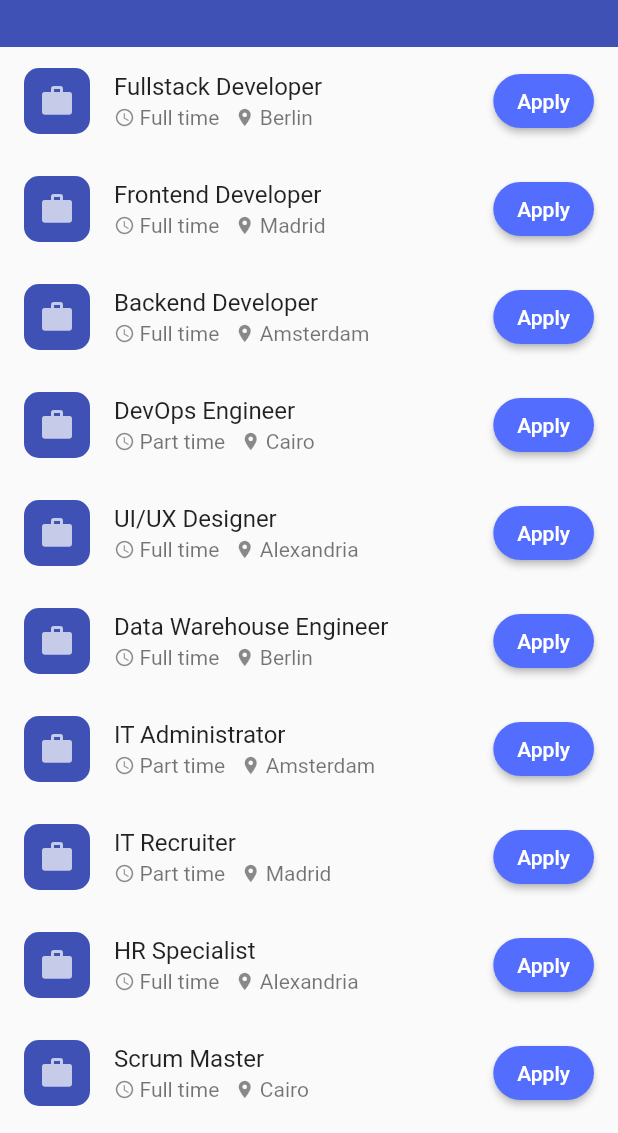
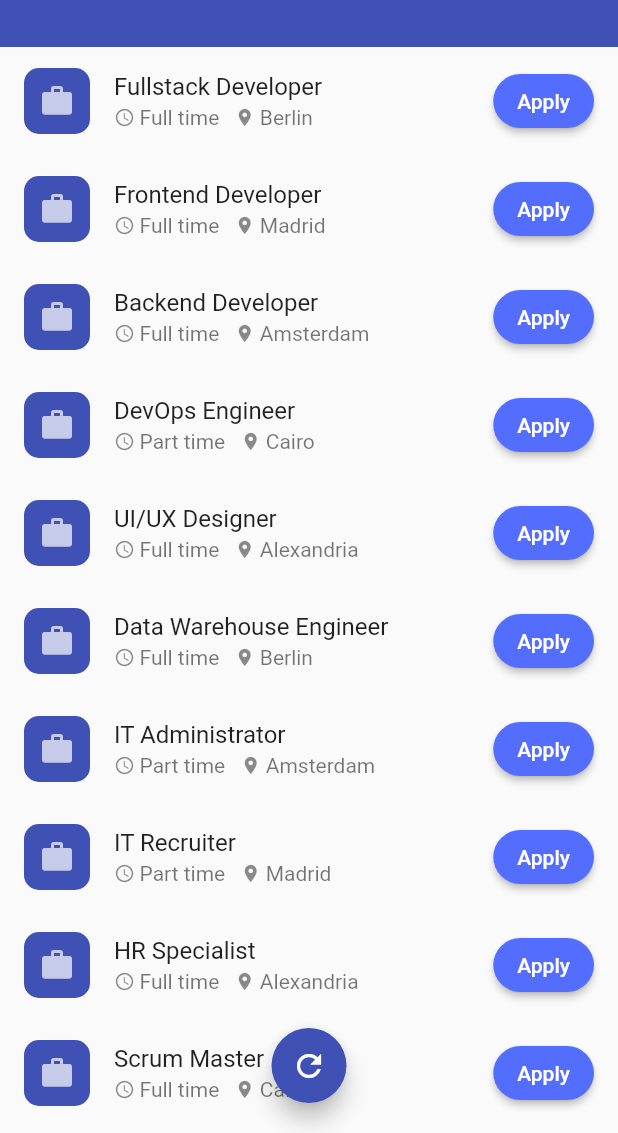
Before and after one commit to effmuhammad/joblistapp, a Flutter app: the screen it shows after launch, on a phone screen of 412 x 824 dp, the part 103-1236 px from its top. Run offline on Flutter 3.47's test engine with Material 2 defaults, Android fonts, the phone set to English and light mode, and no system bars.

Commit message:
chore: desktop version done

```diff
--- a/lib/screens/apply_screen/desktop/d_apply_form.dart
+++ b/lib/screens/apply_screen/desktop/d_apply_form.dart
@@ -31,6 +31,8 @@ class DApplyForm extends StatelessWidget {
   @override
   Widget build(BuildContext context) {
     return Center(
+      child: Container(
+        constraints: const BoxConstraints(maxWidth: 1000),
         child: Padding(
           padding: const EdgeInsets.all(20),
           child: Column(
@@ -63,6 +65,7 @@ class DApplyForm extends StatelessWidget {
             ],
           ),
         ),
+      ),
     );
   }
 }
--- a/lib/screens/apply_screen/widgets/text_form.dart
+++ b/lib/screens/apply_screen/widgets/text_form.dart
@@ -13,7 +13,6 @@ class TextForm extends StatelessWidget {
           borderRadius: BorderRadius.all(Radius.circular(20.0)),
         ),
         filled: true,
-        fillColor: Colors.grey[200],
         hintText: 'Enter text here',
       ),
     );
--- a/lib/screens/home_screen/mobile/m_body.dart
+++ b/lib/screens/home_screen/mobile/m_body.dart
@@ -23,7 +23,9 @@ class _MBodyState extends State<MBody> {
   @override
   Widget build(BuildContext context) {
     return Expanded(
-      child: RefreshIndicator(
+      child: Stack(
+        children: [
+          RefreshIndicator(
             onRefresh: refreshItems,
             child: FutureBuilder<List<Map<String, dynamic>>>(
               future: _joblist.isEmpty ? DataHandler().loadJobData() : null,
@@ -40,7 +42,8 @@ class _MBodyState extends State<MBody> {
                     itemBuilder: (BuildContext context, int index) {
                       return JoblistTile(
                         title: snapshot.data![index]['title'],
-                    employmentType: snapshot.data![index]['employment_type'],
+                        employmentType: snapshot.data![index]
+                            ['employment_type'],
                         location: snapshot.data![index]['location'],
                         actionButtonOnPressed: () async => Navigator.pushNamed(
                           context,
@@ -61,6 +64,25 @@ class _MBodyState extends State<MBody> {
               },
             ),
           ),
+          Align(
+            alignment: Alignment.bottomCenter,
+            child: Padding(
+              padding: const EdgeInsets.all(20),
+              child: SizedBox(
+                height: 50,
+                width: 50,
+                child: FloatingActionButton(
+                  onPressed: () async => refreshItems(),
+                  child: const Icon(
+                    Icons.refresh,
+                    color: Colors.white,
+                  ),
+                ),
+              ),
+            ),
+          ),
+        ],
+      ),
     );
   }
 }
--- a/lib/screens/home_screen/widgets/joblist_tile.dart
+++ b/lib/screens/home_screen/widgets/joblist_tile.dart
@@ -53,7 +53,7 @@ class JoblistTile extends StatelessWidget {
             borderRadius: BorderRadius.circular(100),
           ),
         ),
-        child: const Text('Apply'),
+        child: const Text('Apply', style: TextStyle(color: Colors.white)),
       ),
     );
   }
--- a/lib/utils/app_theme.dart
+++ b/lib/utils/app_theme.dart
@@ -11,7 +11,10 @@ class AppTheme {
   );
 
   static final ThemeData darkTheme = ThemeData(
-    primaryColor: Colors.indigo,
+    colorScheme: const ColorScheme.dark(
+      primary: Colors.indigoAccent,
+      secondary: Colors.indigo,
+    ),
     brightness: Brightness.dark,
     visualDensity: VisualDensity.adaptivePlatformDensity,
   );
```
Also changed, not shown: lib/screens/apply_screen/desktop/d_job_detail.dart (+10 -3 lines), lib/screens/home_screen/home_screen.dart (+4 -4 lines). Lines whose indentation alone changed are shown as unchanged.
